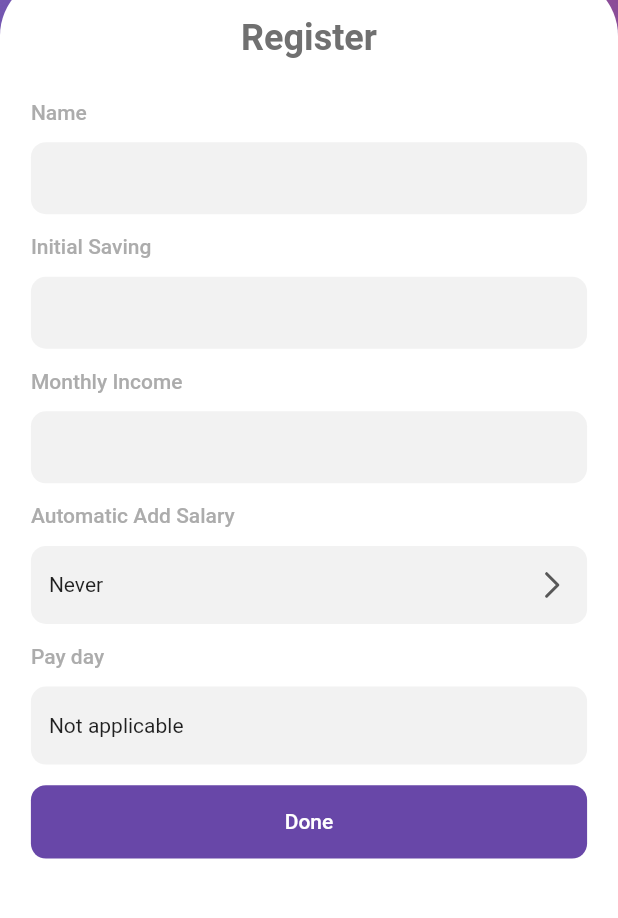
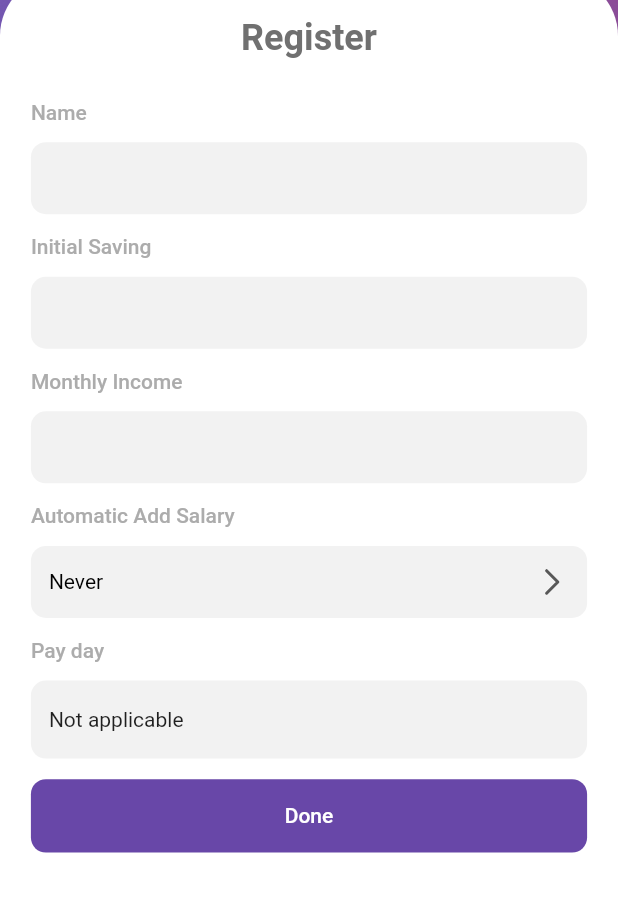
Before and after one commit to raister21/myfinance, a Flutter app: the RegistrationScreen screen opened by its route, on a phone screen of 412 x 824 dp, the part 246-1164 px from its top. Run offline on Flutter 3.47's test engine with Material 2 defaults, Android fonts, the light colour scheme and no system bars; our stand-ins replace bloc, flutter_bloc, flutter_svg, form_field_validator.

Commit message:
Finished registration page

```diff
--- a/lib/config/app_config.dart
+++ b/lib/core/config/app_config.dart
@@ -5,8 +5,25 @@ class AppConfig {
       fontFamily: "Roboto",
       textTheme: const TextTheme(bodyText1: TextStyle(color: Colors.white)),
       elevatedButtonTheme: const ElevatedButtonThemeData(style: ButtonStyle()),
+      primarySwatch: primarySwatch,
       primaryColor: primary);
 }
+
+const primarySwatch = MaterialColor(
+  0xFF6847A8,
+  {
+    50: Color(0xFF0a0711),
+    100: Color(0xFF150e22),
+    200: Color(0xFF2a1c43),
+    300: Color(0xFF3e2b65),
+    400: Color(0xFF533986),
+    500: Color(0xFF6847a8),
+    600: Color(0xFF866cb9),
+    700: Color(0xFFa491cb),
+    800: Color(0xFFc3b5dc),
+    900: Color(0xFFe1daee),
+  },
+);
 
 const Color primary = Color(0xFF6847A8);
 const Color primaryLight = Color(0xFFCB50F4);
--- a/lib/core/presentation/widgets/button.dart
+++ b/lib/core/presentation/widgets/button.dart
@@ -1,6 +1,6 @@
 import 'package:flutter/material.dart';
 import 'package:flutter/widgets.dart';
-import 'package:myfinance/config/app_config.dart';
+import 'package:myfinance/core/config/app_config.dart';
 
 class CustomButton extends StatelessWidget {
   final Function onClickEvent;
--- /dev/null
+++ b/lib/core/presentation/widgets/drop_down.dart
@@ -0,0 +1,93 @@
+import 'package:flutter/material.dart';
+import 'package:flutter_svg/svg.dart';
+import 'package:myfinance/core/config/app_config.dart';
+
+import 'package:myfinance/features/registration/presentation/bloc/registration/registration_bloc_bloc.dart';
+
+class DropDown extends StatefulWidget {
+  final List<dynamic> items;
+  final Function(dynamic) callBack;
+  final double widgetWidth;
+  final String header;
+  final String displayText;
+  final bool? disabled;
+  const DropDown(
+      {Key? key,
+      required this.items,
+      required this.callBack,
+      required this.widgetWidth,
+      required this.header,
+      required this.displayText,
+      this.disabled = false})
+      : super(key: key);
+
+  @override
+  _DropDownState createState() => _DropDownState();
+}
+
+class _DropDownState extends State<DropDown> {
+  @override
+  Widget build(BuildContext context) {
+    return Column(
+      crossAxisAlignment: CrossAxisAlignment.start,
+      children: [
+        Padding(
+          padding: const EdgeInsets.only(bottom: 12.0),
+          child: Text(
+            widget.header,
+            style: const TextStyle(
+              color: grey,
+              fontSize: 14,
+              fontWeight: FontWeight.w500,
+            ),
+          ),
+        ),
+        IgnorePointer(
+          ignoring: widget.disabled!,
+          child: Container(
+            width: widget.widgetWidth,
+            padding: const EdgeInsets.symmetric(horizontal: 12),
+            decoration: BoxDecoration(
+              color: lighterGrey,
+              borderRadius: BorderRadius.circular(10),
+            ),
+            child: DropdownButton<dynamic>(
+              isExpanded: true,
+              hint: Text(
+                widget.displayText,
+                style: const TextStyle(fontSize: 14, color: Colors.black),
+              ),
+              icon: Align(
+                  alignment: Alignment.centerRight,
+                  child: SvgPicture.asset("assets/icons/navigationArrow.svg")),
+              items: getItems(list: widget.items),
+              underline: Container(),
+              onChanged: (value) {
+                widget.callBack(value);
+              },
+            ),
+          ),
+        ),
+      ],
+    );
+  }
+}
+
+List<DropdownMenuItem> getItems({required List<dynamic> list}) {
+  List<DropdownMenuItem> dropDownItems = [];
+
+  for (dynamic item in list) {
+    String displayName = item.toString();
+    if (item.runtimeType == AutomaticSavingOption) {
+      displayName = (item as AutomaticSavingOption).name;
+    }
+    dropDownItems.add(DropdownMenuItem(
+        value: item,
+        child: Text(
+          displayName,
+          style: const TextStyle(fontSize: 14, color: Colors.black),
+        )));
+  }
+
+  return dropDownItems;
+}
--- a/lib/core/presentation/widgets/input_field.dart
+++ b/lib/core/presentation/widgets/input_field.dart
@@ -1,8 +1,8 @@
 import 'package:flutter/material.dart';
 import 'package:flutter/services.dart';
 import 'package:flutter/widgets.dart';
-import 'package:myfinance/config/app_config.dart';
-import 'package:myfinance/config/validator.dart';
+
+import 'package:myfinance/core/config/app_config.dart';
 
 class InputField extends StatefulWidget {
   const InputField(
--- a/lib/core/presentation/widgets/input_field_on_tap.dart
+++ b/lib/core/presentation/widgets/input_field_on_tap.dart
@@ -1,7 +1,7 @@
 import 'package:flutter/material.dart';
 import 'package:flutter_svg/flutter_svg.dart';
 
-import 'package:myfinance/config/app_config.dart';
+import 'package:myfinance/core/config/app_config.dart';
 
 class InputFieldOnTap extends StatefulWidget {
   final double widgetWidth;
@@ -56,8 +56,12 @@ class _InputFieldOnTapState extends State<InputFieldOnTap> {
     );
   }
 
-  Container baseInputField() {
-    return Container(
+  Widget baseInputField() {
+    return InkWell(
+      onTap: () {
+        widget.onClickEvent();
+      },
+      child: Container(
         width: widget.widgetWidth,
         padding: const EdgeInsets.symmetric(horizontal: 12, vertical: 18),
         decoration: BoxDecoration(
@@ -68,6 +72,7 @@ class _InputFieldOnTapState extends State<InputFieldOnTap> {
           widget.displayName,
           style: const TextStyle(fontSize: 14),
         ),
+      ),
     );
   }
 }
--- a/lib/features/registration/presentation/bloc/registration/registration_bloc_bloc.dart
+++ b/lib/features/registration/presentation/bloc/registration/registration_bloc_bloc.dart
@@ -9,8 +9,8 @@ part 'registration_bloc_state.dart';
 class RegistrationBlocBloc
     extends Bloc<RegistrationBlocEvent, RegistrationBlocState> {
   RegistrationBlocBloc()
-      : super(
-            RegistrationBlocState(savingOption: AutomaticSavingOption.never)) {
+      : super(RegistrationBlocState(
+            initialSaving: 0, savingOption: AutomaticSavingOption.never)) {
     on<ChangeName>((event, emit) {
       _changeName(event, emit);
     });
--- a/lib/features/registration/presentation/pages/registration_page.dart
+++ b/lib/features/registration/presentation/pages/registration_page.dart
@@ -1,12 +1,16 @@
 import 'package:flutter/material.dart';
 import 'package:flutter_bloc/flutter_bloc.dart';
 import 'package:flutter_svg/svg.dart';
-import 'package:myfinance/config/app_config.dart';
+import 'package:myfinance/core/config/app_config.dart';
+import 'package:myfinance/core/presentation/pages/main_screen.dart';
+
 import 'package:myfinance/core/presentation/widgets/button.dart';
 import 'package:myfinance/core/presentation/widgets/input_field.dart';
 
 import 'package:myfinance/core/presentation/widgets/input_field_on_tap.dart';
+import 'package:myfinance/core/utils/date_time_util.dart';
 import 'package:myfinance/features/registration/presentation/bloc/registration/registration_bloc_bloc.dart';
+import 'package:myfinance/core/presentation/widgets/drop_down.dart';
 import 'package:myfinance/services/bloc_observer.dart';
 
 class RegistrationScreen extends StatefulWidget {
@@ -19,6 +23,9 @@ class RegistrationScreen extends StatefulWidget {
 
 class _RegistrationScreenState extends State<RegistrationScreen> {
   late final Bloc _bloc;
+
+  // TODO: INPUT VALIDATION
+
   @override
   void initState() {
     _bloc = BlocProvider.of<RegistrationBlocBloc>(context);
@@ -134,19 +141,22 @@ class _RegistrationScreenState extends State<RegistrationScreen> {
                     ),
                     BlocBuilder<RegistrationBlocBloc, RegistrationBlocState>(
                       builder: (context, state) {
-                        return InputFieldOnTap(
-                          widgetWidth: MediaQuery.of(context).size.width,
-                          header: "Automatic Add Salary",
-                          icon: SvgPicture.asset(
-                              "assets/icons/navigationArrow.svg"),
-                          onClickEvent: () {
-                            if (state.monthlyIncome != null) {}
-                          },
-                          displayName: state.monthlyIncome == null
-                              ? 'Never'
-                              : (state.savingOption as AutomaticSavingOption)
-                                  .name,
-                        );
+                        return DropDown(
+                            header: "Automatic Add Salary",
+                            items: AutomaticSavingOption.values,
+                            widgetWidth: MediaQuery.of(context).size.width,
+                            displayText: state.monthlyIncome == null
+                                ? 'Never'
+                                : (state.savingOption as AutomaticSavingOption)
+                                    .name,
+                            disabled: state.monthlyIncome == null,
+                            callBack: (value) {
+                              if (value.runtimeType == AutomaticSavingOption) {
+                                _bloc.add(
+                                  ChangeAutomaticSaving(savingOption: value),
+                                );
+                              }
+                            });
                       },
                     ),
                     Padding(
@@ -158,15 +168,19 @@ class _RegistrationScreenState extends State<RegistrationScreen> {
                         return InputFieldOnTap(
                           widgetWidth: MediaQuery.of(context).size.width,
                           header: "Pay day",
-                          onClickEvent: () {
+                          onClickEvent: () async {
                             if (state.monthlyIncome != null) {
-                              // TODO : Change depending on automatic salary
+                              DateTime pickedDate =
+                                  await DateTimeUtil().pickDate(context);
+                              _bloc.add(
+                                ChangePayDay(salaryDate: pickedDate),
+                              );
                             }
                           },
                           displayName: state.monthlyIncome == null
                               ? 'Not applicable'
                               : state.salaryDate != null
-                                  ? state.salaryDate.toString()
+                                  ? state.salaryDate!.day.toString()
                                   : "Not applicable",
                         );
                       },
@@ -180,7 +194,8 @@ class _RegistrationScreenState extends State<RegistrationScreen> {
                         widgetHeight: MediaQuery.of(context).size.height,
                         buttonName: "Done",
                         onClickEvent: () {
-                          print(_bloc.state.name);
+                          // BLOC state pass to database
+                          Navigator.pushNamed(context, MainScreen.routeName);
                         }),
                   ],
                 ),
--- a/lib/features/registration/presentation/widgets/infographic_button.dart
+++ b/lib/features/registration/presentation/widgets/infographic_button.dart
@@ -1,5 +1,6 @@
 import 'package:flutter/material.dart';
-import 'package:myfinance/config/app_config.dart';
+import 'package:myfinance/core/config/app_config.dart';
+
 import 'package:myfinance/features/registration/presentation/pages/registration_page.dart';
 
 class InfographicButton extends StatelessWidget {
--- a/lib/main.dart
+++ b/lib/main.dart
@@ -5,7 +5,7 @@ import 'package:myfinance/features/registration/presentation/bloc/registration/r
 import 'package:myfinance/route/router.dart';
 import 'package:myfinance/services/bloc_observer.dart';
 
-import 'config/app_config.dart';
+import 'core/config/app_config.dart';
 
 void main() {
   BlocOverrides.runZoned(
--- a/lib/route/router.dart
+++ b/lib/route/router.dart
@@ -1,5 +1,6 @@
 import 'package:flutter/material.dart';
 import 'package:flutter_bloc/flutter_bloc.dart';
+import 'package:myfinance/core/presentation/pages/main_screen.dart';
 import 'package:myfinance/core/presentation/pages/splash_screen.dart';
 import 'package:myfinance/features/registration/presentation/bloc/registration/registration_bloc_bloc.dart';
 import 'package:myfinance/features/registration/presentation/pages/infographic_page.dart';
@@ -23,6 +24,11 @@ class RouteGenerator {
           );
         });
 
+      case (MainScreen.routeName):
+        return MaterialPageRoute(
+          builder: (_) => const MainScreen(),
+        );
+
       default:
         return MaterialPageRoute(builder: (BuildContext context) {
           return const SplashScreen();
```
Also changed, not shown: lib/core/presentation/pages/main_screen.dart (added, +49 -0 lines), lib/core/utils/date_time_util.dart (added, +15 -0 lines), lib/core/config/validator.dart (renamed from lib/config/validator.dart), 1 other file. Lines whose indentation alone changed are shown as unchanged.
